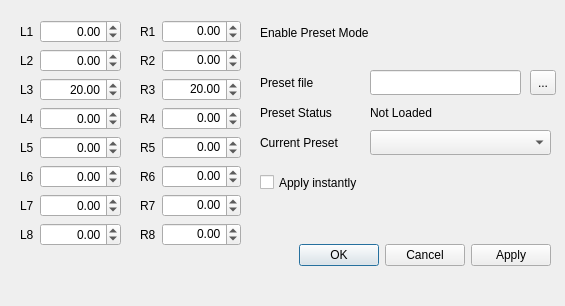
This is frontass/ui_assets/preset_mode_diag.ui in kwnr/frontass as Qt 5 draws it before an edit. The edited form follows.
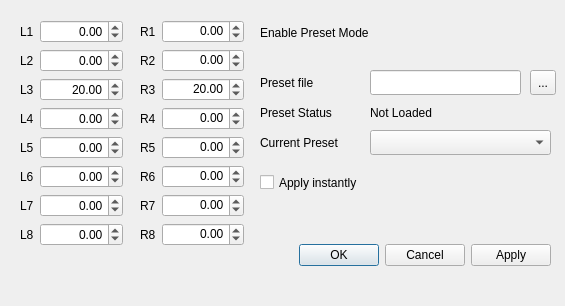
This is the edited form. Icons and pictures are not drawn.

Commit message: spinbox range adjusted

The edit to the form file:
```diff
--- a/frontass/ui_assets/preset_mode_diag.ui
+++ b/frontass/ui_assets/preset_mode_diag.ui
@@ -18,7 +18,7 @@
     <rect>
      <x>20</x>
      <y>20</y>
-     <width>101</width>
+     <width>103</width>
      <height>261</height>
     </rect>
    </property>
@@ -36,7 +36,10 @@
        <set>Qt::AlignRight|Qt::AlignTrailing|Qt::AlignVCenter</set>
       </property>
       <property name="minimum">
-       <double>-99.989999999999995</double>
+       <double>-999.990000000000009</double>
+      </property>
+      <property name="maximum">
+       <double>999.990000000000009</double>
       </property>
      </widget>
     </item>
@@ -53,7 +56,10 @@
        <set>Qt::AlignRight|Qt::AlignTrailing|Qt::AlignVCenter</set>
       </property>
       <property name="minimum">
-       <double>-99.989999999999995</double>
+       <double>-999.990000000000009</double>
+      </property>
+      <property name="maximum">
+       <double>999.990000000000009</double>
       </property>
      </widget>
     </item>
@@ -70,7 +76,10 @@
        <set>Qt::AlignRight|Qt::AlignTrailing|Qt::AlignVCenter</set>
       </property>
       <property name="minimum">
-       <double>-99.989999999999995</double>
+       <double>-999.990000000000009</double>
+      </property>
+      <property name="maximum">
+       <double>999.990000000000009</double>
       </property>
       <property name="value">
        <double>20.000000000000000</double>
@@ -90,7 +99,10 @@
        <set>Qt::AlignRight|Qt::AlignTrailing|Qt::AlignVCenter</set>
       </property>
       <property name="minimum">
-       <double>-99.989999999999995</double>
+       <double>-999.990000000000009</double>
+      </property>
+      <property name="maximum">
+       <double>999.990000000000009</double>
       </property>
      </widget>
     </item>
@@ -107,7 +119,10 @@
        <set>Qt::AlignRight|Qt::AlignTrailing|Qt::AlignVCenter</set>
       </property>
       <property name="minimum">
-       <double>-99.989999999999995</double>
+       <double>-999.990000000000009</double>
+      </property>
+      <property name="maximum">
+       <double>999.990000000000009</double>
       </property>
      </widget>
     </item>
@@ -124,7 +139,10 @@
        <set>Qt::AlignRight|Qt::AlignTrailing|Qt::AlignVCenter</set>
       </property>
       <property name="minimum">
-       <double>-99.989999999999995</double>
+       <double>-999.990000000000009</double>
+      </property>
+      <property name="maximum">
+       <double>999.990000000000009</double>
       </property>
      </widget>
     </item>
@@ -141,7 +159,10 @@
        <set>Qt::AlignRight|Qt::AlignTrailing|Qt::AlignVCenter</set>
       </property>
       <property name="minimum">
-       <double>-99.989999999999995</double>
+       <double>-999.990000000000009</double>
+      </property>
+      <property name="maximum">
+       <double>999.990000000000009</double>
       </property>
      </widget>
     </item>
@@ -158,7 +179,10 @@
        <set>Qt::AlignRight|Qt::AlignTrailing|Qt::AlignVCenter</set>
       </property>
       <property name="minimum">
-       <double>-99.989999999999995</double>
+       <double>-999.990000000000009</double>
+      </property>
+      <property name="maximum">
+       <double>999.990000000000009</double>
       </property>
      </widget>
     </item>
@@ -169,7 +193,7 @@
     <rect>
      <x>140</x>
      <y>20</y>
-     <width>101</width>
+     <width>104</width>
      <height>261</height>
     </rect>
    </property>
@@ -187,7 +211,10 @@
        <set>Qt::AlignRight|Qt::AlignTop|Qt::AlignTrailing</set>
       </property>
       <property name="minimum">
-       <double>-99.989999999999995</double>
+       <double>-999.990000000000009</double>
+      </property>
+      <property name="maximum">
+       <double>999.990000000000009</double>
       </property>
      </widget>
     </item>
@@ -204,7 +231,10 @@
        <set>Qt::AlignRight|Qt::AlignTop|Qt::AlignTrailing</set>
       </property>
       <property name="minimum">
-       <double>-99.989999999999995</double>
+       <double>-999.990000000000009</double>
+      </property>
+      <property name="maximum">
+       <double>999.990000000000009</double>
       </property>
      </widget>
     </item>
@@ -221,7 +251,10 @@
        <set>Qt::AlignRight|Qt::AlignTop|Qt::AlignTrailing</set>
       </property>
       <property name="minimum">
-       <double>-99.989999999999995</double>
+       <double>-999.990000000000009</double>
+      </property>
+      <property name="maximum">
+       <double>999.990000000000009</double>
       </property>
       <property name="value">
        <double>20.000000000000000</double>
@@ -241,7 +274,10 @@
        <set>Qt::AlignRight|Qt::AlignTop|Qt::AlignTrailing</set>
       </property>
       <property name="minimum">
-       <double>-99.989999999999995</double>
+       <double>-999.990000000000009</double>
+      </property>
+      <property name="maximum">
+       <double>999.990000000000009</double>
       </property>
      </widget>
     </item>
@@ -258,7 +294,10 @@
        <set>Qt::AlignRight|Qt::AlignTop|Qt::AlignTrailing</set>
       </property>
       <property name="minimum">
-       <double>-99.989999999999995</double>
+       <double>-999.990000000000009</double>
+      </property>
+      <property name="maximum">
+       <double>999.990000000000009</double>
       </property>
      </widget>
     </item>
@@ -275,7 +314,10 @@
        <set>Qt::AlignRight|Qt::AlignTop|Qt::AlignTrailing</set>
       </property>
       <property name="minimum">
-       <double>-99.989999999999995</double>
+       <double>-999.990000000000009</double>
+      </property>
+      <property name="maximum">
+       <double>999.990000000000009</double>
       </property>
      </widget>
     </item>
@@ -292,7 +334,10 @@
        <set>Qt::AlignRight|Qt::AlignTop|Qt::AlignTrailing</set>
       </property>
       <property name="minimum">
-       <double>-99.989999999999995</double>
+       <double>-999.990000000000009</double>
+      </property>
+      <property name="maximum">
+       <double>999.990000000000009</double>
       </property>
      </widget>
     </item>
@@ -309,7 +354,10 @@
        <set>Qt::AlignRight|Qt::AlignTop|Qt::AlignTrailing</set>
       </property>
       <property name="minimum">
-       <double>-99.989999999999995</double>
+       <double>-999.990000000000009</double>
+      </property>
+      <property name="maximum">
+       <double>999.990000000000009</double>
       </property>
      </widget>
     </item>
```
Left out of the diff: 34 changed lines with no effect on the pictures. The commit also changes 3 other files.
